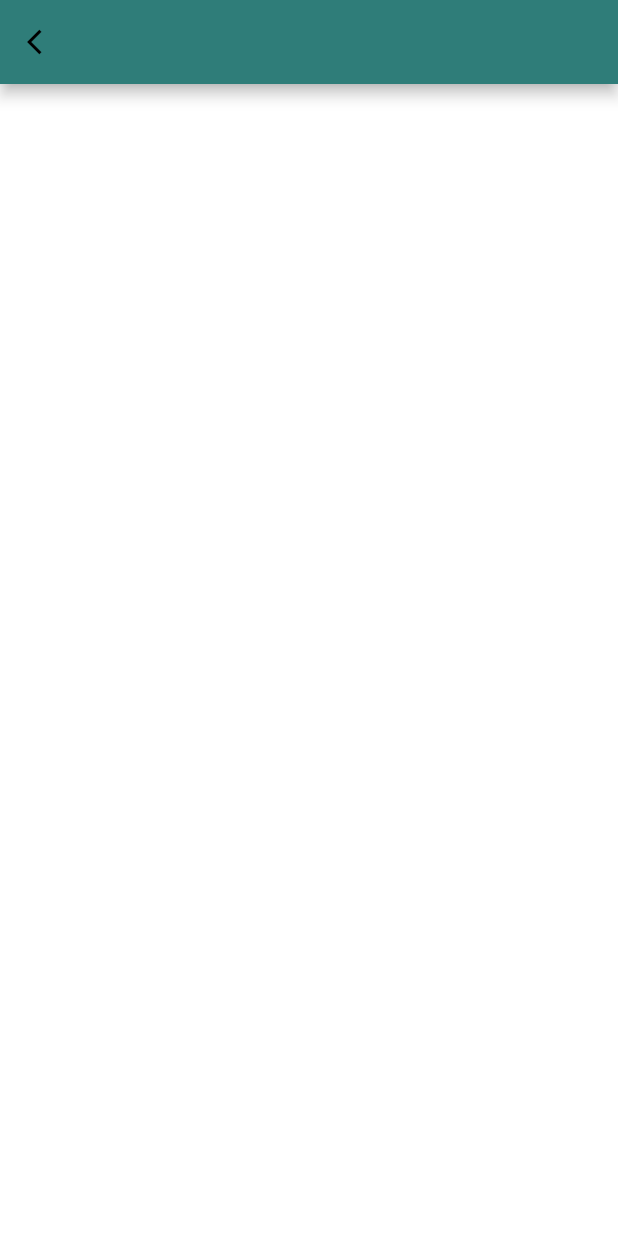
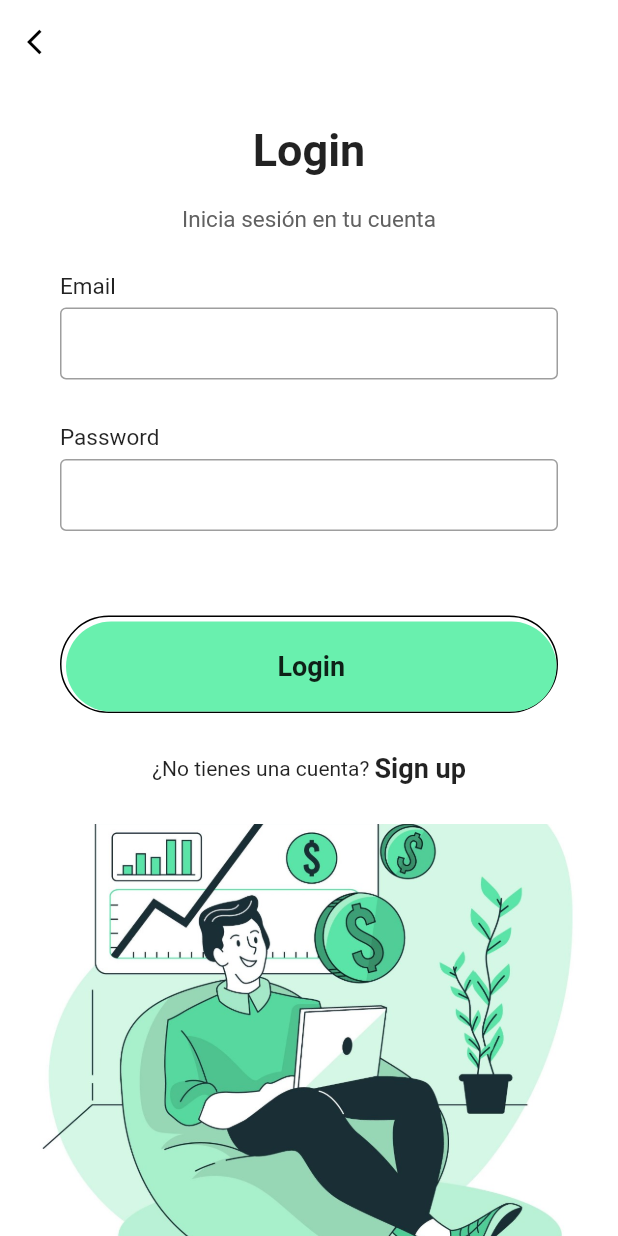
Before and after one commit to valrmzl/ProyectoMovilesVNS, a Flutter app: the LoginPage screen opened directly, on a phone screen of 412 x 824 dp. Run offline on Flutter 3.47's test engine with Material 2 defaults, Android fonts, the phone set to English and light mode, and no system bars; our stand-ins replace carousel_slider.

Commit message:
pagina de login

```diff
--- a/lib/Screens/login_page.dart
+++ b/lib/Screens/login_page.dart
@@ -1,27 +1,143 @@
 import 'package:flutter/material.dart';
 
-
 class LoginPage extends StatelessWidget {
-  const LoginPage({super.key});
+  const LoginPage({Key? key});
 
   @override
   Widget build(BuildContext context) {
     return Scaffold(
+      resizeToAvoidBottomInset: false,
       backgroundColor: Colors.white,
       appBar: AppBar(
+        elevation: 0,
+        backgroundColor: Colors.white,
         leading: IconButton(
-          onPressed: (){},
-          icon: Icon(Icons.arrow_back_ios, size: 20, color: Colors.black,)
+          onPressed: () {
+            Navigator.pop(context);
+          },
+          icon: Icon(Icons.arrow_back_ios, size: 20, color: Colors.black),
         ),
-
       ),
       body: Container(
         height: MediaQuery.of(context).size.height,
+        width: double.infinity,
         child: Column(
-          children: <Widget>[],
+          mainAxisAlignment: MainAxisAlignment.spaceBetween,
+          children: <Widget>[
+            Expanded(
+              child: Column(
+                mainAxisAlignment: MainAxisAlignment.spaceEvenly,
+                children: <Widget>[
+                  Column(
+                    children: <Widget>[
+                      Text(
+                        "Login",
+                        style: TextStyle(
+                            fontSize: 30, fontWeight: FontWeight.bold),
+                      ),
+                      SizedBox(
+                        height: 20,
+                      ),
+                      Text(
+                        "Inicia sesión en tu cuenta",
+                        style: TextStyle(
+                            fontSize: 15, color: Colors.grey[700]),
+                      ),
+                    ],
+                  ),
+                  Padding(
+                    padding: EdgeInsets.symmetric(horizontal: 40),
+                    child: Column(
+                      children: <Widget>[
+                        makeInput(label: "Email"),
+                        makeInput(label: "Password", obscureText: true),
+                      ],
+                    ),
+                  ),
+                  Padding(
+                    padding: EdgeInsets.symmetric(horizontal: 40),
+                    child: Container(
+                      padding: EdgeInsets.only(top: 3, left: 3),
+                      decoration: BoxDecoration(
+                          borderRadius: BorderRadius.circular(50),
+                          border: Border(
+                            bottom: BorderSide(color: Colors.black),
+                            top: BorderSide(color: Colors.black),
+                            left: BorderSide(color: Colors.black),
+                            right: BorderSide(color: Colors.black),
+                          )),
+                      child: MaterialButton(
+                        minWidth: double.infinity,
+                        height: 60,
+                        onPressed: () {},
+                        color: Colors.greenAccent,
+                        elevation: 0,
+                        shape: RoundedRectangleBorder(
+                            borderRadius: BorderRadius.circular(50)),
+                        child: Text(
+                          "Login",
+                          style: TextStyle(
+                              fontWeight: FontWeight.w600, fontSize: 18),
+                        ),
+                      ),
+                    ),
+                  ),
+                  Row(
+                    mainAxisAlignment: MainAxisAlignment.center,
+                    children: <Widget>[
+                      Text("¿No tienes una cuenta? "),
+                      Text(
+                        "Sign up",
+                        style: TextStyle(
+                            fontWeight: FontWeight.w600, fontSize: 18),
+                      ),
+                    ],
+                  )
+                ],
+              ),
+            ),
+            Container(
+              height: MediaQuery.of(context).size.height / 3,
+              decoration: BoxDecoration(
+                image: DecorationImage(
+                  image: AssetImage('assets/images/imagen2.jpeg'),
+                  fit: BoxFit.cover,
+                ),
+              ),
+            ),
+          ],
         ),
-
       ),
     );
   }
+
+  Widget makeInput({label, obscureText = false}) {
+    return Column(
+      crossAxisAlignment: CrossAxisAlignment.start,
+      children: <Widget>[
+        Text(
+          label,
+          style: TextStyle(
+              fontSize: 15, fontWeight: FontWeight.w400, color: Colors.black87),
+        ),
+        SizedBox(
+          height: 5,
+        ),
+        TextField(
+          obscureText: obscureText,
+          decoration: InputDecoration(
+            contentPadding:
+                EdgeInsets.symmetric(vertical: 0, horizontal: 10),
+            enabledBorder: OutlineInputBorder(
+                borderSide: BorderSide(color: Colors.grey)),
+            border: OutlineInputBorder(
+                borderSide: BorderSide(color: Colors.grey)),
+          ),
+        ),
+        SizedBox(
+          height: 30,
+        ),
+      ],
+    );
+  }
 }
--- a/lib/main.dart
+++ b/lib/main.dart
@@ -11,6 +11,6 @@ void main() => runApp(
         color:Color.fromARGB(255, 47, 125, 121),
       ),
     ),
-    home: HomePage(),
+    home: LoginPage(),
   ),
 );
```
